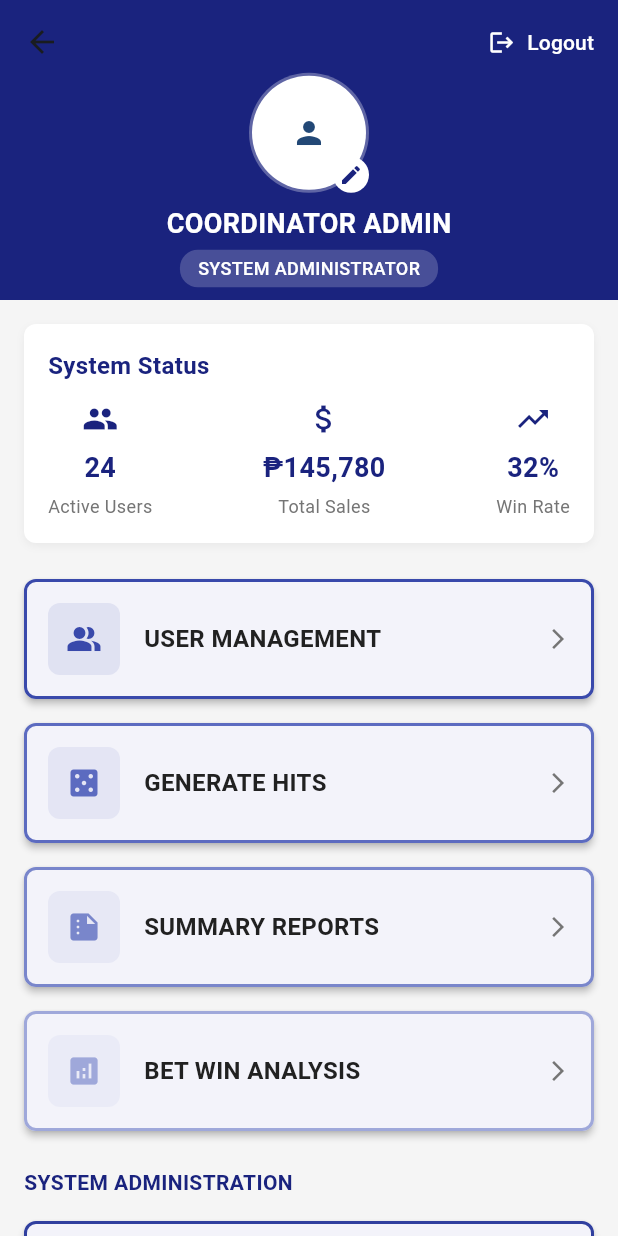
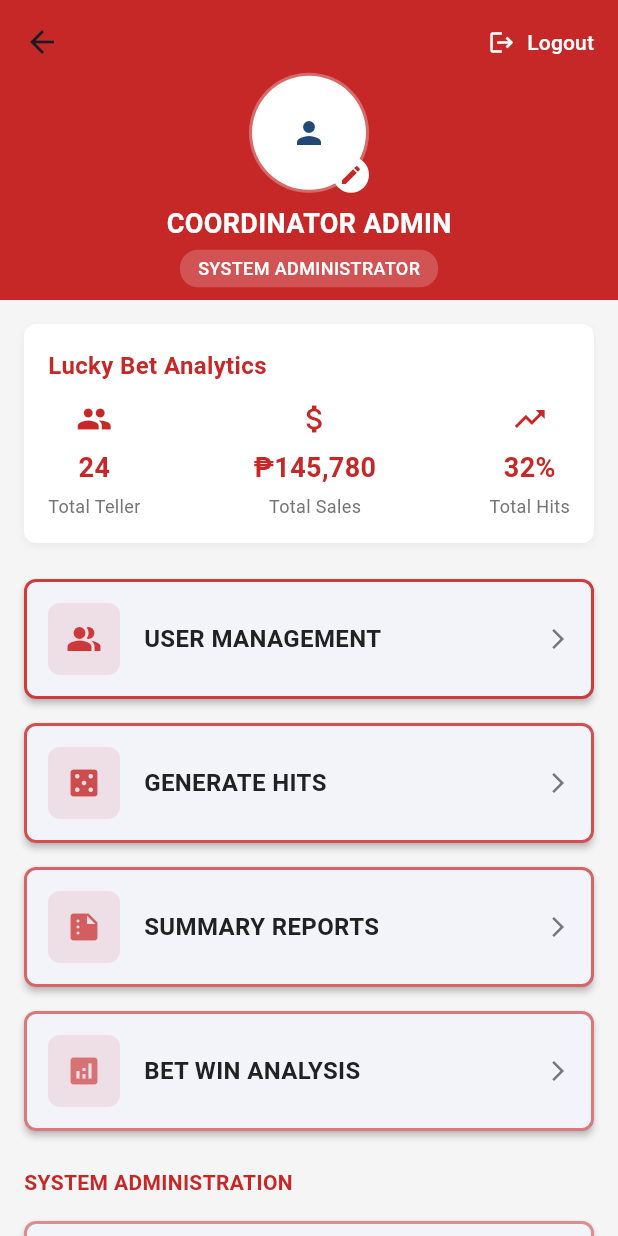
Before and after one commit to orbitsdev/lucyapp, a Flutter app: the DashboardScreen screen opened by its route, on a phone screen of 412 x 824 dp. Run offline on Flutter 3.47's test engine with Material 3 defaults, Android fonts, the phone set to English and light mode, and no system bars; drawn by our look-alikes of cached_network_image, flutter_animate; our stand-ins replace flutter_screenutil, get; missing offline and left inert: mobile_scanner; network calls fail.

Commit message:
updates coordiantor

```diff
--- a/lib/ui/screens/coordinator/dashboard_screen.dart
+++ b/lib/ui/screens/coordinator/dashboard_screen.dart
@@ -19,10 +19,10 @@ class DashboardScreen extends StatelessWidget {
           SliverAppBar(
             expandedHeight: 200,
             pinned: true,
-            backgroundColor: const Color(0xFF1A237E), // Deep Blue for Coordinator
+            backgroundColor: AppColors.primaryRed,
             flexibleSpace: FlexibleSpaceBar(
               background: Container(
-                color: const Color(0xFF1A237E),
+                color: AppColors.primaryRed,
                 child: Column(
                   mainAxisAlignment: MainAxisAlignment.center,
                   children: [
@@ -39,7 +39,7 @@ class DashboardScreen extends StatelessWidget {
                             backgroundColor: Colors.white,
                             child: ClipOval(
                               child: CachedNetworkImage(
-                                imageUrl: 'https://ui-avatars.com/api/?name=Coordinator&background=1A237E&color=fff',
+                                imageUrl: 'https://ui-avatars.com/api/?name=Coordinator&background=d32f2f&color=fff',
                                 placeholder: (context, url) => const CircularProgressIndicator(),
                                 errorWidget: (context, url, error) => const Icon(Icons.person),
                                 fit: BoxFit.cover,
@@ -60,7 +60,7 @@ class DashboardScreen extends StatelessWidget {
                             ),
                             child: const Icon(
                               Icons.edit,
-                              color: Color(0xFF1A237E),
+                              color: AppColors.primaryRed,
                               size: 16,
                             ),
                           ),
@@ -119,7 +119,7 @@ class DashboardScreen extends StatelessWidget {
             ],
           ),
 
-          // System Status
+          // Lucky Bet Analytics
           SliverToBoxAdapter(
             child: Container(
               margin: const EdgeInsets.all(16),
@@ -139,9 +139,9 @@ class DashboardScreen extends StatelessWidget {
                 crossAxisAlignment: CrossAxisAlignment.start,
                 children: [
                   const Text(
-                    'System Status',
+                    'Lucky Bet Analytics',
                     style: TextStyle(
-                      color: Color(0xFF1A237E),
+                      color: AppColors.primaryRed,
                       fontSize: 16,
                       fontWeight: FontWeight.bold,
                     ),
@@ -150,9 +150,9 @@ class DashboardScreen extends StatelessWidget {
                   Row(
                     mainAxisAlignment: MainAxisAlignment.spaceBetween,
                     children: [
-                      _buildStatusItem(Icons.people, 'Active Users', '24'),
+                      _buildStatusItem(Icons.people, 'Total Teller', '24'),
                       _buildStatusItem(Icons.attach_money, 'Total Sales', '₱145,780'),
-                      _buildStatusItem(Icons.trending_up, 'Win Rate', '32%'),
+                      _buildStatusItem(Icons.trending_up, 'Total Hits', '32%'),
                     ],
                   ),
                 ],
@@ -169,28 +169,28 @@ class DashboardScreen extends StatelessWidget {
               DashboardCard(
                 title: 'USER MANAGEMENT',
                 icon: Icons.people_alt,
-                color: const Color(0xFF3949AB),
+                color: AppColors.primaryRed.withOpacity(0.9),
                 route: AppRoutes.userManagement,
               ),
 
               DashboardCard(
                 title: 'GENERATE HITS',
                 icon: Icons.casino,
-                color: const Color(0xFF5C6BC0),
+                color: AppColors.primaryRed.withOpacity(0.8),
                 route: AppRoutes.generateHits,
               ),
 
               DashboardCard(
                 title: 'SUMMARY REPORTS',
                 icon: Icons.summarize,
-                color: const Color(0xFF7986CB),
+                color: AppColors.primaryRed.withOpacity(0.7),
                 route: AppRoutes.summary,
               ),
 
               DashboardCard(
                 title: 'BET WIN ANALYSIS',
                 icon: Icons.analytics,
-                color: const Color(0xFF9FA8DA),
+                color: AppColors.primaryRed.withOpacity(0.6),
                 route: AppRoutes.betWin,
               ),
 
@@ -201,7 +201,7 @@ class DashboardScreen extends StatelessWidget {
                 child: Text(
                   'SYSTEM ADMINISTRATION',
                   style: TextStyle(
-                    color: Color(0xFF1A237E),
+                    color: AppColors.primaryRed,
                     fontSize: 14,
                     fontWeight: FontWeight.bold,
                   ),
@@ -212,14 +212,14 @@ class DashboardScreen extends StatelessWidget {
               DashboardCard(
                 title: 'GAME CONFIGURATION',
                 icon: Icons.settings,
-                color: const Color(0xFF303F9F),
+                color: AppColors.primaryRed.withOpacity(0.5),
                 route: AppRoutes.userManagement, // Replace with proper route when available
               ),
 
               DashboardCard(
                 title: 'FINANCIAL REPORTS',
                 icon: Icons.account_balance,
-                color: const Color(0xFF3F51B5),
+                color: AppColors.primaryRed.withOpacity(0.4),
                 route: AppRoutes.summary, // Replace with proper route when available
               ),
 
@@ -236,14 +236,14 @@ class DashboardScreen extends StatelessWidget {
       children: [
         Icon(
           icon,
-          color: const Color(0xFF1A237E),
+          color: AppColors.primaryRed,
           size: 24,
         ),
         const SizedBox(height: 8),
         Text(
           value,
           style: const TextStyle(
-            color: Color(0xFF1A237E),
+            color: AppColors.primaryRed,
             fontSize: 18,
             fontWeight: FontWeight.bold,
           ),
```
